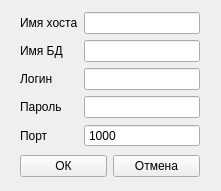
Old version of the form lib/MainWindow.ui in the repository grisaia-dev/QT_2.
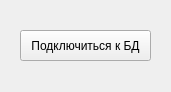
New version of the form.

The edit to the form file:
```diff
--- a/lib/MainWindow.ui
+++ b/lib/MainWindow.ui
@@ -2,14 +2,35 @@
 <ui version="4.0">
  <class>MainWindow</class>
  <widget class="QMainWindow" name="MainWindow">
+  <property name="enabled">
+   <bool>true</bool>
+  </property>
   <property name="geometry">
    <rect>
     <x>0</x>
     <y>0</y>
-    <width>221</width>
-    <height>191</height>
+    <width>171</width>
+    <height>92</height>
    </rect>
   </property>
+  <property name="sizePolicy">
+   <sizepolicy hsizetype="Fixed" vsizetype="Fixed">
+    <horstretch>0</horstretch>
+    <verstretch>0</verstretch>
+   </sizepolicy>
+  </property>
+  <property name="minimumSize">
+   <size>
+    <width>171</width>
+    <height>92</height>
+   </size>
+  </property>
+  <property name="maximumSize">
+   <size>
+    <width>171</width>
+    <height>92</height>
+   </size>
+  </property>
   <property name="font">
    <font>
     <family>Segoe UI</family>
@@ -28,184 +49,18 @@
    <enum>QTabWidget::Rounded</enum>
   </property>
   <widget class="QWidget" name="centralwidget">
-   <widget class="QWidget" name="">
+   <widget class="QPushButton" name="connect_db">
     <property name="geometry">
      <rect>
       <x>20</x>
-      <y>10</y>
-      <width>180</width>
-      <height>170</height>
+      <y>30</y>
+      <width>131</width>
+      <height>31</height>
      </rect>
     </property>
-    <layout class="QVBoxLayout" name="verticalLayout">
-     <property name="sizeConstraint">
-      <enum>QLayout::SetDefaultConstraint</enum>
-     </property>
-     <item>
-      <layout class="QGridLayout" name="gridLayout">
-       <item row="3" column="1">
-        <widget class="QLineEdit" name="password_string">
-         <property name="inputMask">
-          <string/>
-         </property>
-         <property name="text">
-          <string/>
-         </property>
-         <property name="maxLength">
-          <number>10</number>
-         </property>
-         <property name="echoMode">
-          <enum>QLineEdit::Password</enum>
-         </property>
-        </widget>
-       </item>
-       <item row="0" column="1">
-        <widget class="QLineEdit" name="host_string">
-         <property name="inputMask">
-          <string/>
-         </property>
-         <property name="text">
-          <string/>
-         </property>
-         <property name="maxLength">
-          <number>10</number>
-         </property>
-         <property name="echoMode">
-          <enum>QLineEdit::Normal</enum>
-         </property>
-        </widget>
-       </item>
-       <item row="1" column="1">
-        <widget class="QLineEdit" name="name_db_string">
-         <property name="inputMask">
-          <string/>
-         </property>
-         <property name="text">
-          <string/>
-         </property>
-         <property name="maxLength">
-          <number>10</number>
-         </property>
-         <property name="echoMode">
-          <enum>QLineEdit::Normal</enum>
-         </property>
-        </widget>
-       </item>
-       <item row="2" column="1">
-        <widget class="QLineEdit" name="login_string">
-         <property name="inputMask">
-          <string/>
-         </property>
-         <property name="text">
-          <string/>
-         </property>
-         <property name="maxLength">
-          <number>10</number>
-         </property>
-         <property name="echoMode">
-          <enum>QLineEdit::Normal</enum>
-         </property>
-        </widget>
-       </item>
-       <item row="0" column="0">
-        <widget class="QLabel" name="host_label">
-         <property name="text">
-          <string>Имя хоста</string>
-         </property>
-        </widget>
-       </item>
-       <item row="1" column="0">
-        <widget class="QLabel" name="db_name_label">
-         <property name="text">
-          <string>Имя БД</string>
-         </property>
-        </widget>
-       </item>
-       <item row="2" column="0">
-        <widget class="QLabel" name="login_label">
-         <property name="text">
-          <string>Логин</string>
-         </property>
-        </widget>
-       </item>
-       <item row="3" column="0">
-        <widget class="QLabel" name="password_label">
-         <property name="text">
-          <string>Пароль</string>
-         </property>
-        </widget>
-       </item>
-       <item row="4" column="0">
-        <widget class="QLabel" name="port_label">
-         <property name="text">
-          <string>Порт</string>
-         </property>
-        </widget>
-       </item>
-       <item row="4" column="1">
-        <widget class="QSpinBox" name="port">
-         <property name="enabled">
-          <bool>true</bool>
-         </property>
-         <property name="font">
-          <font>
-           <family>Segoe UI</family>
-           <kerning>true</kerning>
-          </font>
-         </property>
-         <property name="focusPolicy">
-          <enum>Qt::ClickFocus</enum>
-         </property>
-         <property name="contextMenuPolicy">
-          <enum>Qt::PreventContextMenu</enum>
-         </property>
-         <property name="autoFillBackground">
-          <bool>true</bool>
-         </property>
-         <property name="frame">
-          <bool>true</bool>
-         </property>
-         <property name="buttonSymbols">
-          <enum>QAbstractSpinBox::NoButtons</enum>
-         </property>
-         <property name="minimum">
-          <number>1000</number>
-         </property>
-         <property name="maximum">
-          <number>9999</number>
-         </property>
-         <property name="singleStep">
-          <number>0</number>
-         </property>
-         <property name="value">
-          <number>1000</number>
-         </property>
-         <property name="displayIntegerBase">
-          <number>10</number>
-         </property>
-        </widget>
-       </item>
-      </layout>
-     </item>
-     <item>
-      <layout class="QHBoxLayout" name="horizontalLayout">
-       <item>
-        <widget class="QPushButton" name="pushButton_ok">
-         <property name="text">
-          <string>ОК</string>
-         </property>
-        </widget>
-       </item>
-       <item>
-        <widget class="QPushButton" name="pushButton_close">
-         <property name="text">
-          <string>Отмена</string>
-         </property>
-        </widget>
-       </item>
-      </layout>
-     </item>
-    </layout>
+    <property name="text">
+     <string>Подключиться к БД</string>
+    </property>
    </widget>
   </widget>
  </widget>
```
Left out of the diff: 19 changed lines with no effect on the pictures.
